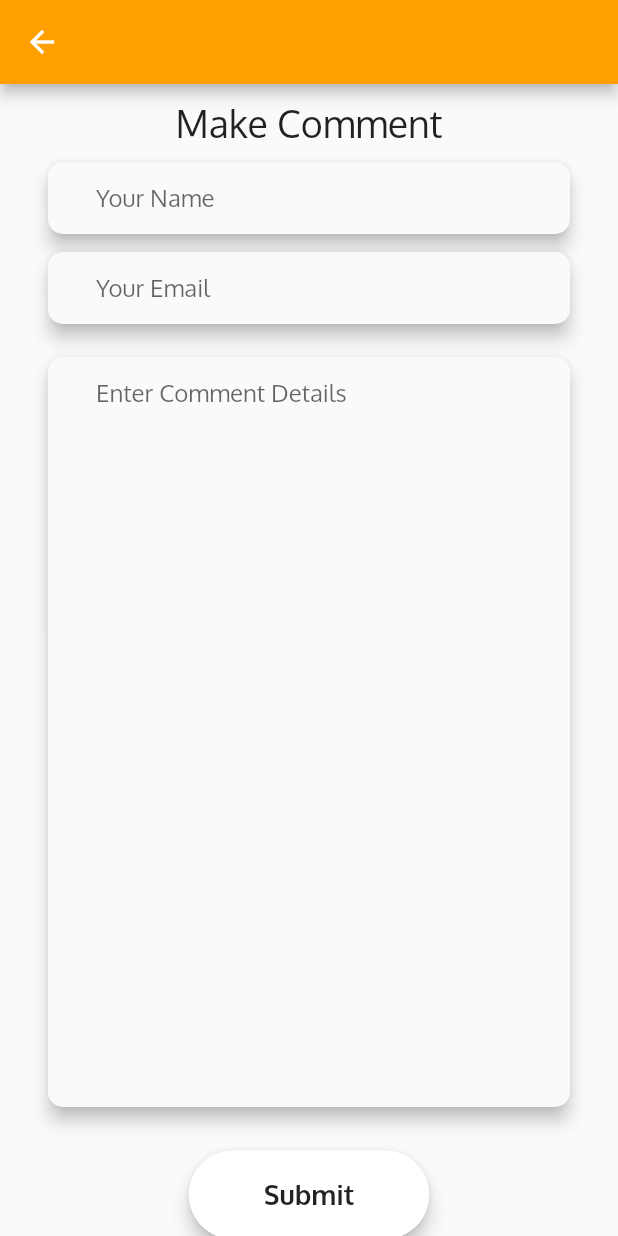
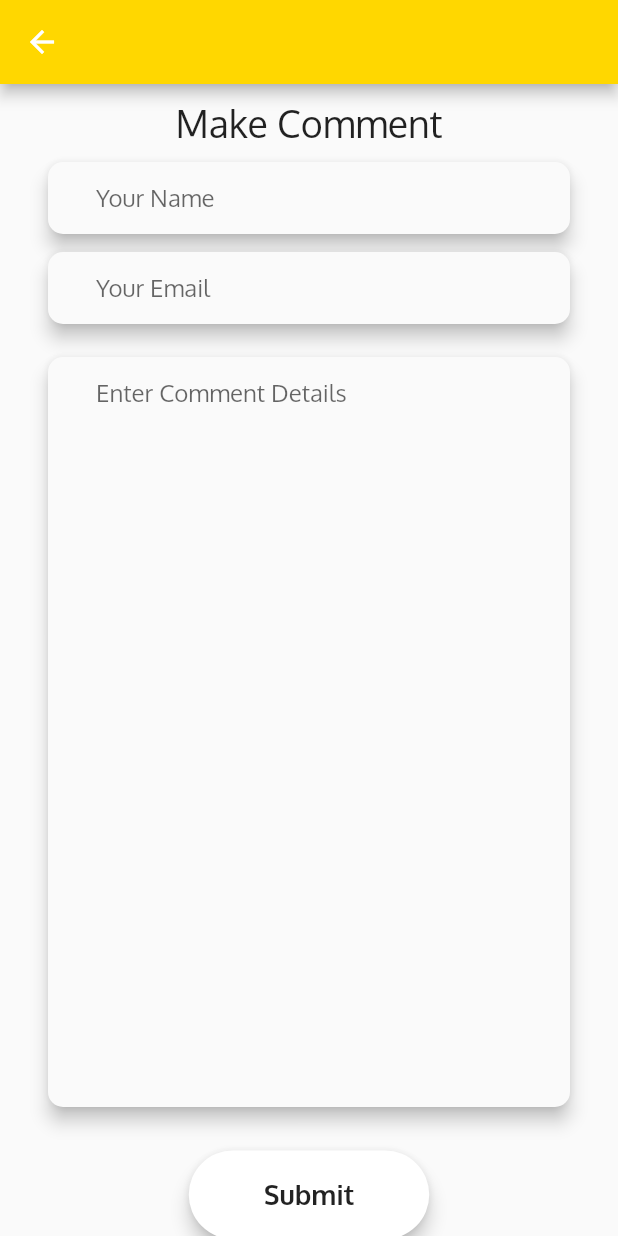
Before and after one commit to zionnite/wow, a Flutter app: the ForumMakeComment screen opened directly, on a phone screen of 412 x 824 dp. Run offline on Flutter 3.47's test engine with Material 2 defaults, Android fonts, the phone set to English and light mode, and no system bars; our stand-ins replace cached_network_image, image_picker, modal_progress_hud, rxdart; network calls fail.

```diff
--- a/lib/utils.dart
+++ b/lib/utils.dart
@@ -1,7 +1,7 @@
 import 'package:flutter/material.dart';
 
-Color firstColor = Color(0xFFFFA000);
-Color secondColor = Color(0xFFFFC107);
+Color firstColor = Color(0xFFFFD700);
+Color secondColor = Color(0xFFFFA500);
 
 const TextStyle dropDownMenuItemStyle =
     TextStyle(color: Colors.black, fontSize: 16.0);
```
